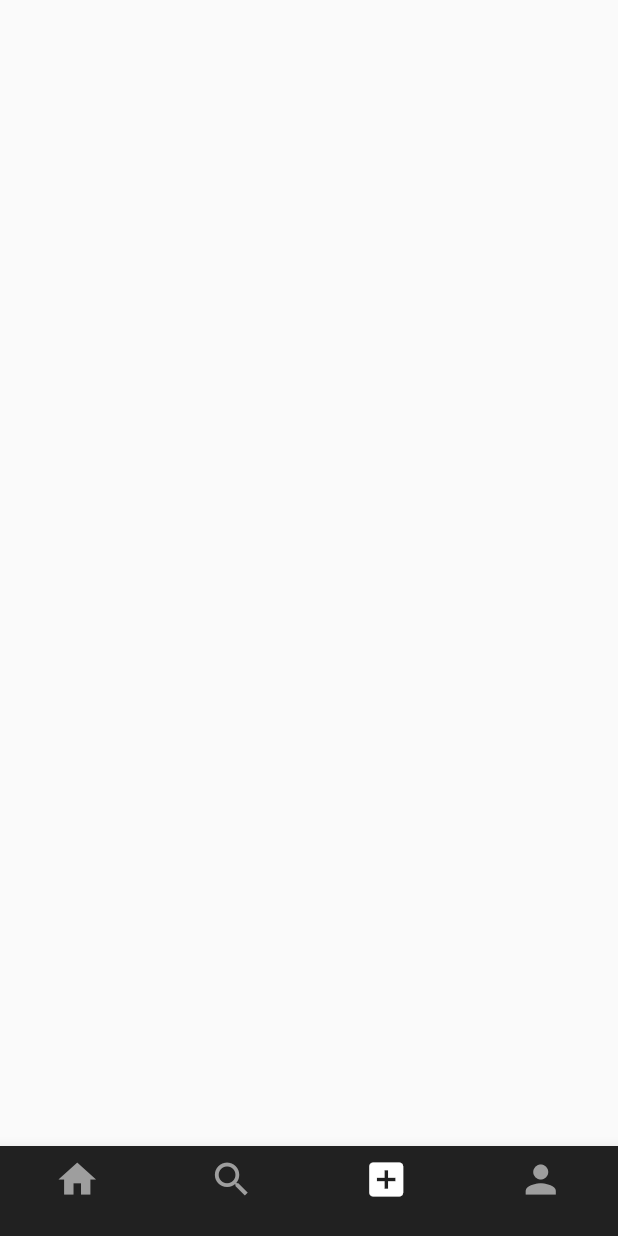
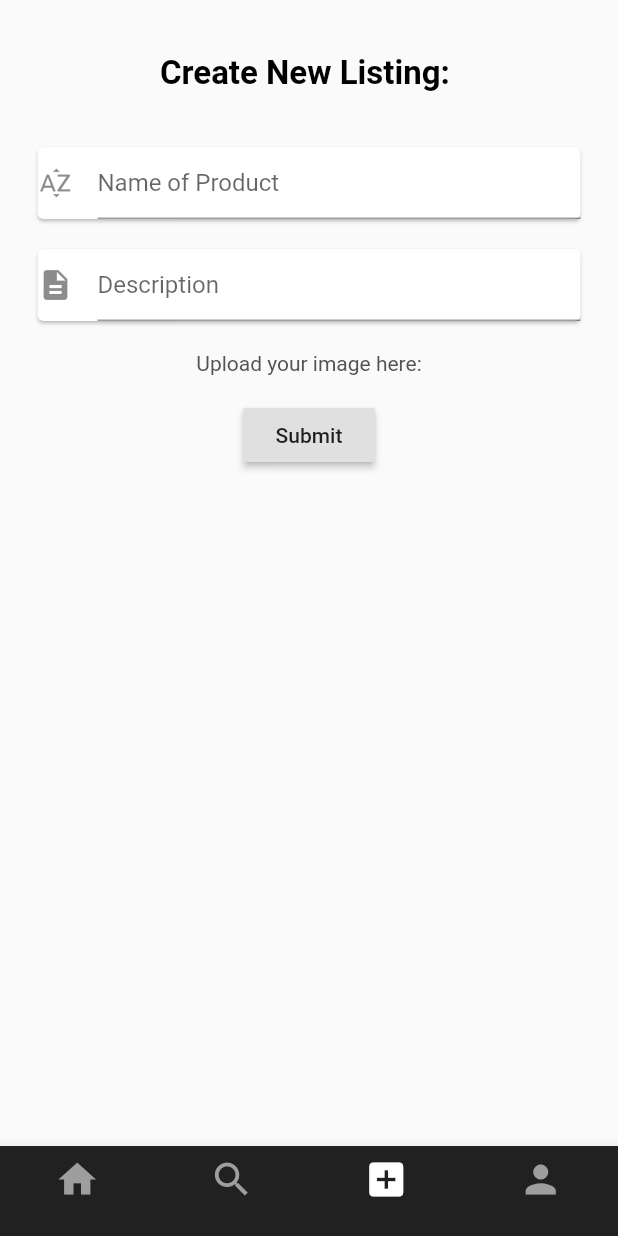
Before and after one commit to rogerliu37/hackohio2020, a Flutter app: the screen it shows after launch, item 3 of the bottom bar chosen, on a phone screen of 412 x 824 dp. Run offline on Flutter 3.47's test engine with Material 2 defaults, Android fonts, the phone set to English and light mode, and no system bars; our stand-ins replace flutter_svg.

Commit message:
Merge branch 'master' of C:\Users\nmeis\AndroidStudioProjects\hackohio2020 with conflicts.

```diff
--- a/lib/screens/tabs/listingTab.dart
+++ b/lib/screens/tabs/listingTab.dart
@@ -6,8 +6,93 @@ class ListingTab extends StatefulWidget {
 }
 
 class _ListingTabState extends State<ListingTab> {
+  final _formKey = GlobalKey<FormState>();
+  List<String> promptText = List<String>();
+
   @override
   Widget build(BuildContext context) {
-    return Container();
+    final _textController = TextEditingController();
+    promptText.add('Create New Listing: ');
+    return Form(
+      key: _formKey,
+      child: Column(
+        crossAxisAlignment: CrossAxisAlignment.center,
+        children: <Widget>[
+          SizedBox(height: 20.0),
+          Container(
+            child: Padding(
+              padding: const EdgeInsets.all(16.0),
+              child: Container(
+                  child: Text(
+                    promptText[0],
+                    style: TextStyle(
+                        color: Colors.black,
+                        fontSize: 22.0,
+                        fontWeight: FontWeight.bold),
+                  )),
+            ),
+          ),
+          SizedBox(height: 10.0),
+          Flexible(
+            child: Card(
+              color: Colors.white,
+              margin: EdgeInsets.symmetric(vertical: 10.0, horizontal: 25.0),
+              child: TextFormField(
+                controller: _textController,
+                style: TextStyle(color: Colors.black),
+                decoration: const InputDecoration(
+                  icon: Icon(Icons.sort_by_alpha),
+                  hintText: 'Name of Product',
+                ),
+                validator: (value) {
+                  if (value.isEmpty) {
+                    return 'Please enter some text';
+                  }
+                  return null;
+                },
+              ),
+            ),
+          ),
+                    Flexible(
+            child: Card(
+              color: Colors.white,
+              margin: EdgeInsets.symmetric(vertical: 10.0, horizontal: 25.0),
+              child: TextFormField(
+                style: TextStyle(color: Colors.black),
+                decoration: const InputDecoration(
+                  icon: Icon(Icons.description),
+                  hintText: 'Description',
+                ),
+                validator: (value) {
+                  if (value.isEmpty) {
+                    return 'Please enter some text';
+                  }
+                  return null;
+                },
+              ),
+            ),
+          ),
+          SizedBox(
+            height: 10.0,
+          ),
+          Text(
+            "Upload your image here:",
+//            style: TextStyle(
+//              fontStyle:
+//            ),
+          ),
+          Padding(
+            padding:
+            const EdgeInsets.symmetric(vertical: 16.0, horizontal: 10.0),
+            child: RaisedButton(
+              onPressed: () {
+
+              },
+              child: Text('Submit'),
+            ),
+          ),
+        ],
+      ),
+    );
   }
-}
+  }
```
Also changed, not shown: 1 other file.
